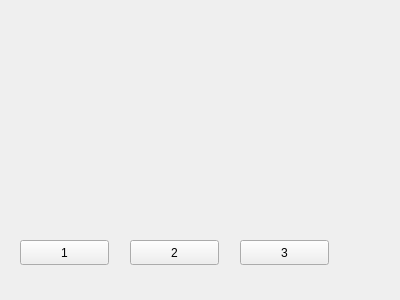
First picture: the form in qt/calculadora/Calculadora.ui, repository Edgarm17/repoInterfaces, before the edit.
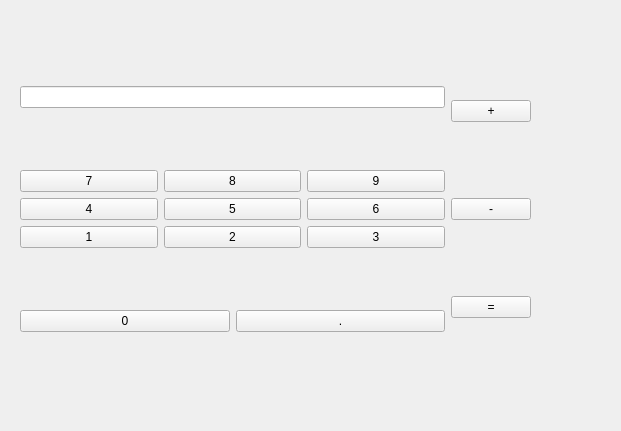
Second picture: the form after the edit.

What changed in the file:
```diff
--- a/qt/calculadora/Calculadora.ui
+++ b/qt/calculadora/Calculadora.ui
@@ -6,51 +6,144 @@
    <rect>
     <x>0</x>
     <y>0</y>
-    <width>400</width>
-    <height>300</height>
+    <width>621</width>
+    <height>431</height>
    </rect>
   </property>
   <property name="windowTitle">
    <string>Form</string>
   </property>
-  <widget class="QPushButton" name="b1">
+  <widget class="QWidget" name="">
    <property name="geometry">
     <rect>
      <x>20</x>
-     <y>240</y>
-     <width>89</width>
-     <height>25</height>
+     <y>30</y>
+     <width>511</width>
+     <height>361</height>
     </rect>
    </property>
-   <property name="text">
-    <string>1</string>
-   </property>
-  </widget>
-  <widget class="QPushButton" name="b2">
-   <property name="geometry">
-    <rect>
-     <x>130</x>
-     <y>240</y>
-     <width>89</width>
-     <height>25</height>
-    </rect>
-   </property>
-   <property name="text">
-    <string>2</string>
-   </property>
-  </widget>
-  <widget class="QPushButton" name="pushButton_3">
-   <property name="geometry">
-    <rect>
-     <x>240</x>
-     <y>240</y>
-     <width>89</width>
-     <height>25</height>
-    </rect>
-   </property>
-   <property name="text">
-    <string>3</string>
-   </property>
+   <layout class="QHBoxLayout" name="horizontalLayout_2">
+    <item>
+     <layout class="QVBoxLayout" name="verticalLayout_2">
+      <item>
+       <widget class="QLineEdit" name="lineEdit"/>
+      </item>
+      <item>
+       <layout class="QGridLayout" name="gridLayout">
+        <item row="0" column="0">
+         <widget class="QPushButton" name="b7">
+          <property name="text">
+           <string>7</string>
+          </property>
+         </widget>
+        </item>
+        <item row="0" column="2">
+         <widget class="QPushButton" name="b9">
+          <property name="text">
+           <string>9</string>
+          </property>
+         </widget>
+        </item>
+        <item row="1" column="2">
+         <widget class="QPushButton" name="b6">
+          <property name="text">
+           <string>6</string>
+          </property>
+         </widget>
+        </item>
+        <item row="2" column="1">
+         <widget class="QPushButton" name="b2">
+          <property name="text">
+           <string>2</string>
+          </property>
+         </widget>
+        </item>
+        <item row="1" column="0">
+         <widget class="QPushButton" name="b4">
+          <property name="text">
+           <string>4</string>
+          </property>
+         </widget>
+        </item>
+        <item row="2" column="0">
+         <widget class="QPushButton" name="b1">
+          <property name="text">
+           <string>1</string>
+          </property>
+         </widget>
+        </item>
+        <item row="0" column="1">
+         <widget class="QPushButton" name="b8">
+          <property name="text">
+           <string>8</string>
+          </property>
+         </widget>
+        </item>
+        <item row="2" column="2">
+         <widget class="QPushButton" name="b3">
+          <property name="text">
+           <string>3</string>
+          </property>
+         </widget>
+        </item>
+        <item row="1" column="1">
+         <widget class="QPushButton" name="b5">
+          <property name="text">
+           <string>5</string>
+          </property>
+         </widget>
+        </item>
+       </layout>
+      </item>
+      <item>
+       <layout class="QHBoxLayout" name="horizontalLayout">
+        <item>
+         <widget class="QPushButton" name="pushButton_3">
+          <property name="text">
+           <string>0</string>
+          </property>
+         </widget>
+        </item>
+        <item>
+         <widget class="QPushButton" name="pushButton_4">
+          <property name="text">
+           <string>.</string>
+          </property>
+         </widget>
+        </item>
+       </layout>
+      </item>
+     </layout>
+    </item>
+    <item>
+     <layout class="QVBoxLayout" name="verticalLayout">
+      <item>
+       <widget class="QPushButton" name="mas">
+        <property name="text">
+         <string>+</string>
+        </property>
+       </widget>
+      </item>
+      <item>
+       <widget class="QPushButton" name="pushButton">
+        <property name="text">
+         <string>-</string>
+        </property>
+       </widget>
+      </item>
+      <item>
+       <widget class="QPushButton" name="pushButton_2">
+        <property name="enabled">
+         <bool>true</bool>
+        </property>
+        <property name="text">
+         <string>=</string>
+        </property>
+       </widget>
+      </item>
+     </layout>
+    </item>
+   </layout>
   </widget>
  </widget>
  <resources/>
```
